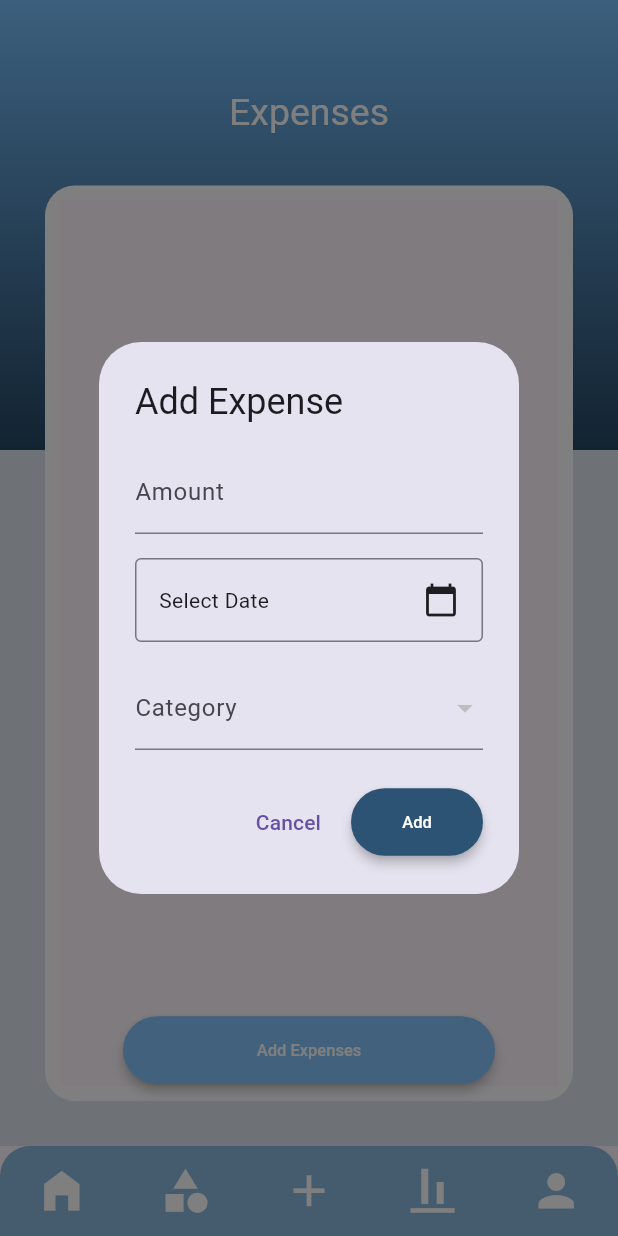
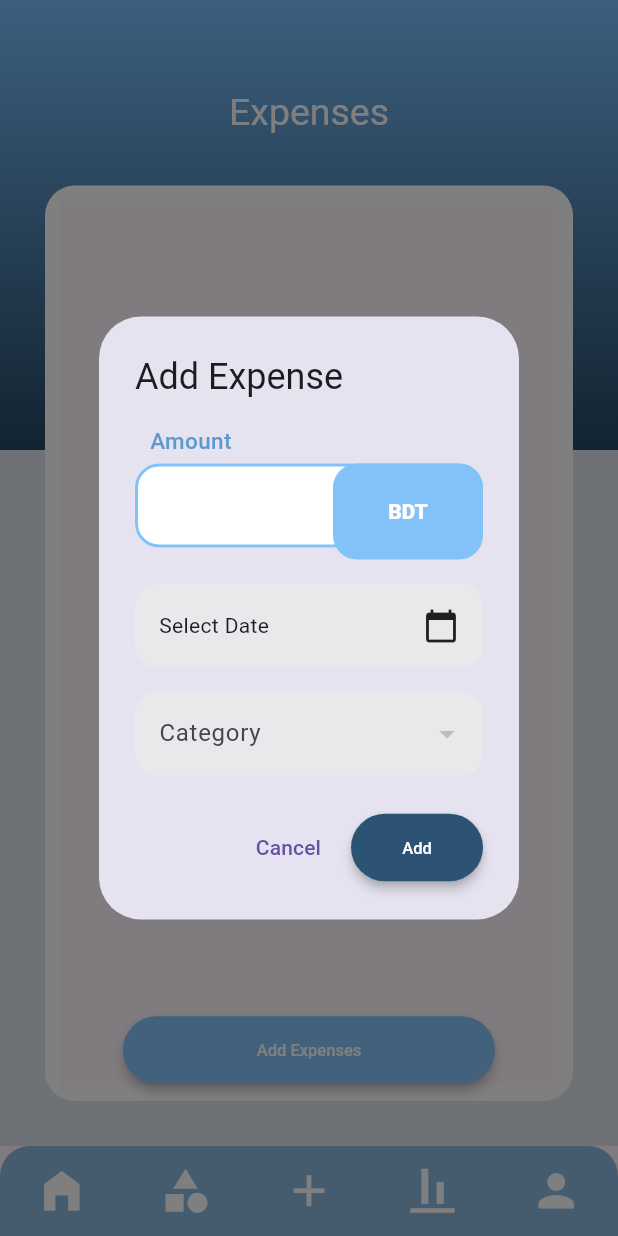
Before and after one commit to eter-null/spendwise-tracker, a Flutter app: the Categories screen opened directly, item 3 of the bottom bar chosen, after a tap on "Add Expenses", on a phone screen of 412 x 824 dp. Run offline on Flutter 3.47's test engine with Material 3 defaults, Android fonts, the phone set to English and light mode, and no system bars; our stand-ins replace charts_flutter, cloud_firestore, firebase_auth, firebase_core, fl_chart, google_fonts and 3 more; missing offline and left inert: profile; accounts and stored records are empty.

Commit message:
added expenses

```diff
--- a/lib/widgets/custom_modals/addCategoryModal.dart
+++ b/lib/widgets/custom_modals/addCategoryModal.dart
@@ -57,7 +57,7 @@ class _AddCategoryModalState extends State<AddCategoryModal> {
           DropdownButtonFormField<Map<String, String>>(
             decoration: InputDecoration(
               filled: true,
-              fillColor: Colors.grey[200],
+              fillColor: MyColor.slightGray,
               border: OutlineInputBorder(
                 borderRadius: BorderRadius.circular(15),
                 borderSide: BorderSide.none,
--- a/lib/widgets/custom_modals/addExpenseModal.dart
+++ b/lib/widgets/custom_modals/addExpenseModal.dart
@@ -6,6 +6,7 @@ import '../../const_config/color_config.dart';
 import '../custom_buttons/rounded_blue_button.dart';
 
 import '../../services/utils/database_manipulation/expense_mod.dart';
+import '../input_widgets/textfield_with_sidebar.dart';
 
 class AddExpenseModal extends StatefulWidget {
   const AddExpenseModal({Key? key}) : super(key: key);
@@ -95,17 +96,25 @@ class _AddExpenseModalState extends State<AddExpenseModal> {
           crossAxisAlignment: CrossAxisAlignment.start,
           mainAxisSize: MainAxisSize.min,
           children: [
-            TextField(
+            TextFieldWithSidebar(
               controller: amountController,
-              decoration: InputDecoration(labelText: 'Amount'),
-              keyboardType: TextInputType.number,
+              hintText: '',
+              needValidation: false,
+              errorMessage: '',
+              fieldTitle: 'Amount',
+              sidebarLabel: 'BDT',
             ),
             SizedBox(height: 16.0),
             InkWell(
               onTap: () => selectDate(context),
               child: InputDecorator(
                 decoration: InputDecoration(
-                  border: OutlineInputBorder(),
+                  filled: true,
+                  fillColor: MyColor.slightGray,
+                  border: OutlineInputBorder(
+                    borderRadius: BorderRadius.circular(15),
+                    borderSide: BorderSide.none,
+                  ),
                 ),
                 child: Row(
                   mainAxisAlignment: MainAxisAlignment.spaceBetween,
@@ -142,7 +151,15 @@ class _AddExpenseModalState extends State<AddExpenseModal> {
                     });
                   },
                   items: buildDropdownItems(categories),
-                  decoration: InputDecoration(labelText: 'Category'),
+                  decoration: InputDecoration(
+                    labelText: "Category",
+                    filled: true,
+                    fillColor: MyColor.slightGray,
+                    border: OutlineInputBorder(
+                      borderRadius: BorderRadius.circular(15),
+                      borderSide: BorderSide.none,
+                    ),
+                  ),
                 );
               },
             ),
--- a/lib/widgets/custom_modals/editCategoryModal.dart
+++ b/lib/widgets/custom_modals/editCategoryModal.dart
@@ -69,7 +69,7 @@ class _EditCategoryModalState extends State<EditCategoryModal> {
           DropdownButtonFormField<Map<String, String>>(
             decoration: InputDecoration(
               filled: true,
-              fillColor: Colors.grey[200],
+              fillColor: MyColor.slightGray,
               border: OutlineInputBorder(
                 borderRadius: BorderRadius.circular(15),
                 borderSide: BorderSide.none,
--- a/lib/widgets/custom_modals/editExpenseModal.dart
+++ b/lib/widgets/custom_modals/editExpenseModal.dart
@@ -112,7 +112,7 @@ class _EditExpenseModalState extends State<EditExpenseModal> {
                   decoration: InputDecoration(
                     labelText: "Category",
                     filled: true,
-                    fillColor: Colors.grey[200],
+                    fillColor: MyColor.slightGray,
                     border: OutlineInputBorder(
                       borderRadius: BorderRadius.circular(15),
                       borderSide: BorderSide.none,
```
